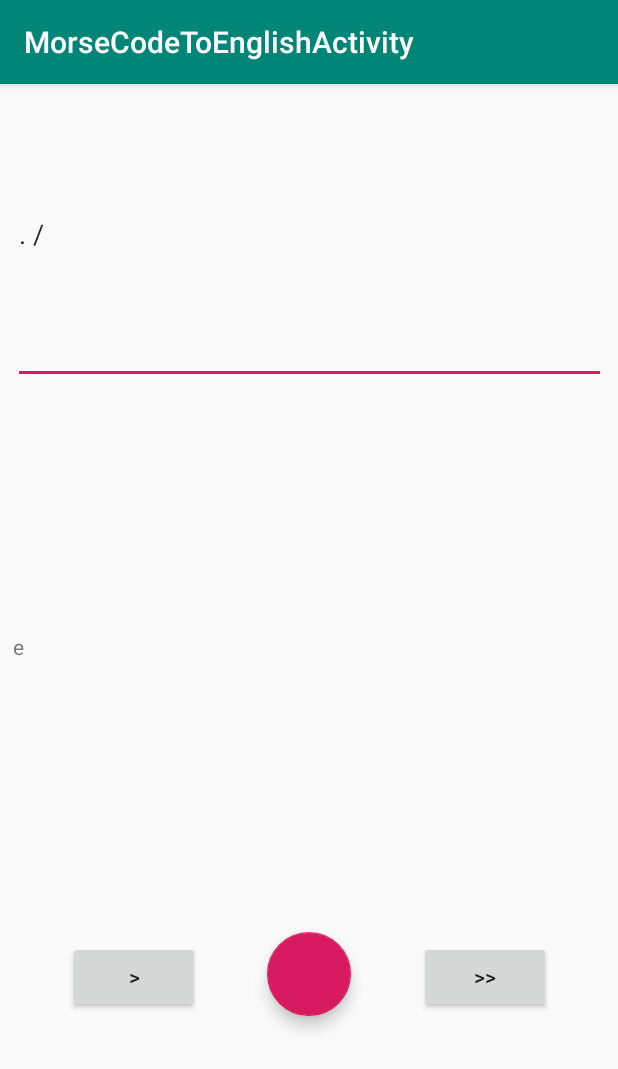
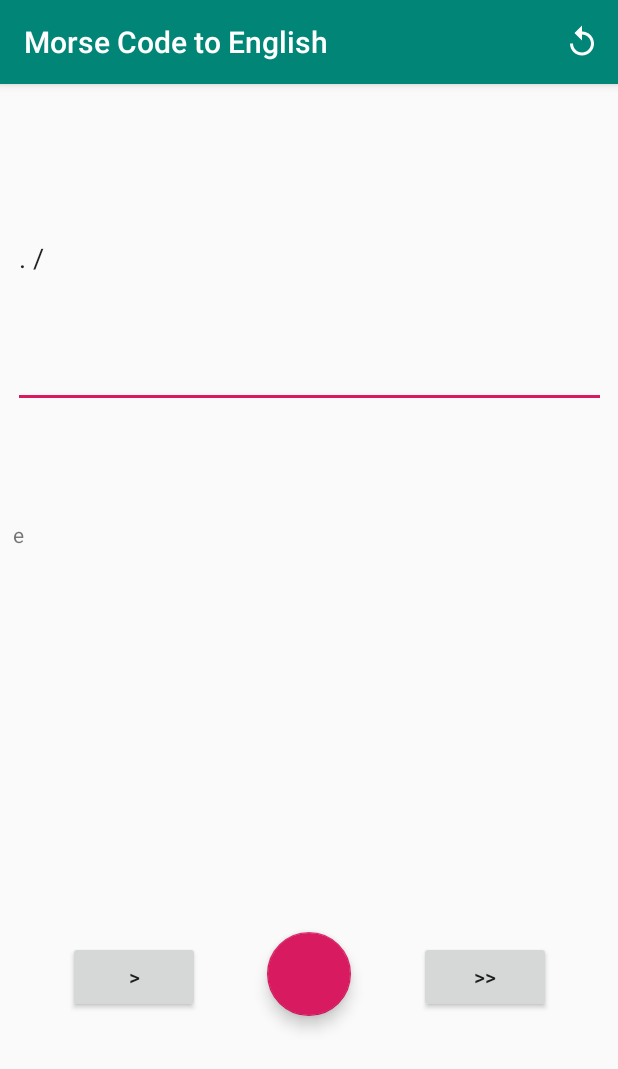
Before and after one commit to rubin-labs/CS2063Project, an Android app: the MorseCodeToEnglishActivity screen opened directly, with no data from a screen before it, after a tap on ">>", on a phone screen of 412 x 824 dp. Shown: the top 1069 px of the screen. Run offline under Robolectric (Android 15) with nearby library versions, the phone set to English and light mode, and no system bars; 2 other taps on this screen came first.

Commit message:
added reset button and sound files (#12)
* added reset button and sound files

* fix wav file naming

* fix constraint

```diff
--- a/app/src/main/AndroidManifest.xml
+++ b/app/src/main/AndroidManifest.xml
@@ -9,10 +9,11 @@
         android:roundIcon="@mipmap/ic_launcher_round"
         android:supportsRtl="true"
         android:theme="@style/AppTheme">
+
         <activity
             android:name=".MorseCodeToEnglishActivity"
             android:label="@string/title_activity_morse_code_to_english"
-            android:theme="@style/AppTheme.NoActionBar"></activity>
+            android:theme="@style/AppTheme.NoActionBar" />
         <activity
             android:name=".EnglishToMorseCodeActivity"
             android:label="@string/title_activity_english_to_morse_code"
--- a/app/src/main/java/com/rubinlabs/morsecode/MainActivity.java
+++ b/app/src/main/java/com/rubinlabs/morsecode/MainActivity.java
@@ -41,6 +41,7 @@ public class MainActivity extends AppCompatActivity {
     @Override
     protected void onCreate(Bundle savedInstanceState) {
         super.onCreate(savedInstanceState);
+        setTitle("Morse Code Translator");
         setContentView(R.layout.activity_main);
 
         e2m_btn = (Button) findViewById(R.id.English2MorseButton);
--- a/app/src/main/java/com/rubinlabs/morsecode/MorseCodeToEnglishActivity.java
+++ b/app/src/main/java/com/rubinlabs/morsecode/MorseCodeToEnglishActivity.java
@@ -6,26 +6,32 @@ import android.os.Bundle;
 import android.support.design.widget.FloatingActionButton;
 import android.support.v7.app.AppCompatActivity;
 import android.support.v7.widget.Toolbar;
+import android.view.Menu;
+import android.view.MenuItem;
 import android.view.MotionEvent;
 import android.view.View;
 import android.view.inputmethod.InputMethodManager;
 import android.widget.Button;
 import android.widget.EditText;
 import android.widget.TextView;
+import android.widget.Toast;
 
 public class MorseCodeToEnglishActivity extends AppCompatActivity {
+    private EditText m2eInput;
+    private TextView m2eOutput;
 
     @SuppressLint("ClickableViewAccessibility")
     @Override
     protected void onCreate(Bundle savedInstanceState) {
         super.onCreate(savedInstanceState);
+        setTitle("Morse Code to English");
         setContentView(R.layout.activity_morse_code_to_english);
         Toolbar toolbar = findViewById(R.id.toolbar);
         setSupportActionBar(toolbar);
 
         // content
-        EditText morse_edittext = findViewById(R.id.m2eInputTextView);
-        TextView english_textview = findViewById(R.id.m2eOutputTextView);
+        m2eInput = findViewById(R.id.m2eInputTextView);
+        m2eOutput = findViewById(R.id.m2eOutputTextView);
         FloatingActionButton morse_btn = findViewById(R.id.morseButton);
         Button char_btn = findViewById(R.id.nextCharacterButton);
         Button word_btn = findViewById(R.id.nextWordButton);
@@ -33,7 +39,7 @@ public class MorseCodeToEnglishActivity extends AppCompatActivity {
         // translator
         MorseCodeTranslator mct = MorseCodeTranslator.getInstance();
 
-        morse_edittext.setOnTouchListener(new View.OnTouchListener() {
+        m2eInput.setOnTouchListener(new View.OnTouchListener() {
             @Override
             public boolean onTouch(View v, MotionEvent event) {
                 v.onTouchEvent(event);
@@ -48,17 +54,17 @@ public class MorseCodeToEnglishActivity extends AppCompatActivity {
         morse_btn.setOnClickListener(new View.OnClickListener() {
             @Override
             public void onClick(View view) {
-                String new_text = morse_edittext.getText() + ".";
-                morse_edittext.setText(new_text);
-                morse_edittext.setSelection(new_text.length());
+                String new_text = m2eInput.getText() + ".";
+                m2eInput.setText(new_text);
+                m2eInput.setSelection(new_text.length());
             }
         });
 
         morse_btn.setOnLongClickListener(new View.OnLongClickListener() {
             public boolean onLongClick(View v) {
-                String new_text = morse_edittext.getText() + "-";
-                morse_edittext.setText(new_text);
-                morse_edittext.setSelection(new_text.length());
+                String new_text = m2eInput.getText() + "-";
+                m2eInput.setText(new_text);
+                m2eInput.setSelection(new_text.length());
                 return  true;
             }
         });
@@ -66,26 +72,47 @@ public class MorseCodeToEnglishActivity extends AppCompatActivity {
         char_btn.setOnClickListener(new View.OnClickListener() {
             @Override
             public void onClick(View view) {
-                String new_text = morse_edittext.getText() + " ";
-                morse_edittext.setText(new_text);
-                morse_edittext.setSelection(new_text.length());
-                english_textview.setText(mct.morseWordToEnglishWord(new_text));
+                String new_text = m2eInput.getText() + " ";
+                m2eInput.setText(new_text);
+                m2eInput.setSelection(new_text.length());
+                m2eOutput.setText(mct.morseWordToEnglishWord(new_text));
             }
         });
 
         word_btn.setOnClickListener(new View.OnClickListener() {
             @Override
             public void onClick(View view) {
-                String new_text = morse_edittext.getText() + " / ";
-                morse_edittext.setText(new_text);
-                morse_edittext.setSelection(new_text.length());
-                english_textview.setText(mct.morseWordToEnglishWord(new_text));
+                String new_text = m2eInput.getText() + " / ";
+                m2eInput.setText(new_text);
+                m2eInput.setSelection(new_text.length());
+                m2eOutput.setText(mct.morseWordToEnglishWord(new_text));
             }
         });
 
-        morse_edittext.requestFocus();
+        m2eInput.requestFocus();
 
 
     }
 
+    @Override
+    public boolean onCreateOptionsMenu(Menu menu) {
+        // Inflate the menu; this adds items to the action bar if it is present.
+        getMenuInflater().inflate(R.menu.menu_main, menu);
+        return true;
+    }
+
+    @Override
+    public boolean onOptionsItemSelected(MenuItem item) {
+        // Handle action bar item clicks here
+        int id = item.getItemId();
+
+        //noinspection SimplifiableIfStatement
+        if (id == R.id.reset_button) {
+            m2eInput.setText(null);
+            m2eInput.setSelection(0);
+            m2eOutput.setText(null);
+        }
+
+        return super.onOptionsItemSelected(item);
+    }
 }
--- /dev/null
+++ b/app/src/main/res/drawable/ic_baseline_replay_24px.xml
@@ -0,0 +1,9 @@
+<vector xmlns:android="http://schemas.android.com/apk/res/android"
+    android:width="24dp"
+    android:height="24dp"
+    android:viewportWidth="24"
+    android:viewportHeight="24">
+  <path
+      android:fillColor="#FFFFFFFF"
+      android:pathData="M12,5V1L7,6l5,5V7c3.31,0 6,2.69 6,6s-2.69,6 -6,6 -6,-2.69 -6,-6H4c0,4.42 3.58,8 8,8s8,-3.58 8,-8 -3.58,-8 -8,-8z"/>
+</vector>
--- a/app/src/main/res/layout/activity_english_to_morse_code.xml
+++ b/app/src/main/res/layout/activity_english_to_morse_code.xml
@@ -21,5 +21,4 @@
     </android.support.design.widget.AppBarLayout>
 
     <include layout="@layout/content_english_to_morse_code" />
-
 </android.support.design.widget.CoordinatorLayout>
--- a/app/src/main/res/layout/content_morse_code_to_english.xml
+++ b/app/src/main/res/layout/content_morse_code_to_english.xml
@@ -6,15 +6,17 @@
     android:layout_height="match_parent"
     app:layout_behavior="@string/appbar_scrolling_view_behavior"
     tools:context=".MorseCodeToEnglishActivity"
+    tools:layout_editor_absoluteY="56dp"
     tools:showIn="@layout/activity_morse_code_to_english">
 
     <EditText
         android:id="@+id/m2eInputTextView"
         android:layout_width="395dp"
         android:layout_height="200dp"
-        app:layout_constraintBottom_toTopOf="@+id/morseOutputTextView"
+        android:layout_marginTop="16dp"
+        android:layout_marginEnd="8dp"
         app:layout_constraintEnd_toEndOf="parent"
-        app:layout_constraintHorizontal_bias="0.5"
+        app:layout_constraintHorizontal_bias="1.0"
         app:layout_constraintStart_toStartOf="parent"
         app:layout_constraintTop_toTopOf="parent" />
 
@@ -26,7 +28,7 @@
         app:layout_constraintEnd_toEndOf="parent"
         app:layout_constraintHorizontal_bias="0.5"
         app:layout_constraintStart_toStartOf="parent"
-        app:layout_constraintTop_toBottomOf="@+id/englishInputTextView" />
+        app:layout_constraintTop_toBottomOf="@+id/m2eInputTextView" />
 
     <android.support.design.widget.FloatingActionButton
         android:id="@+id/morseButton"
--- /dev/null
+++ b/app/src/main/res/menu/menu_main.xml
@@ -0,0 +1,13 @@
+<?xml version="1.0" encoding="utf-8"?>
+<menu xmlns:android="http://schemas.android.com/apk/res/android"
+    xmlns:app="http://schemas.android.com/apk/res-auto"
+    xmlns:tools="http://schemas.android.com/tools">
+
+    <item
+        android:id="@+id/reset_button"
+        android:icon="@drawable/ic_baseline_replay_24px"
+        android:orderInCategory="300"
+        android:title="@string/reset"
+        app:showAsAction="ifRoom" />
+
+</menu>
--- a/app/src/main/res/values/colors.xml
+++ b/app/src/main/res/values/colors.xml
@@ -3,4 +3,5 @@
     <color name="colorPrimary">#008577</color>
     <color name="colorPrimaryDark">#00574B</color>
     <color name="colorAccent">#D81B60</color>
+    <color name="colorWhite">#FFFFFF</color>
 </resources>
--- a/app/src/main/res/values/strings.xml
+++ b/app/src/main/res/values/strings.xml
@@ -5,4 +5,5 @@
     <string name="title_notifications">Notifications</string>
     <string name="title_activity_english_to_morse_code">EnglishToMorseCodeActivity</string>
     <string name="title_activity_morse_code_to_english">MorseCodeToEnglishActivity</string>
+    <string name="reset">reset</string>
 </resources>
```
Also changed, not shown: app/src/main/java/com/rubinlabs/morsecode/EnglishToMorseCodeActivity.java (+29 -2 lines), 5 other files.
